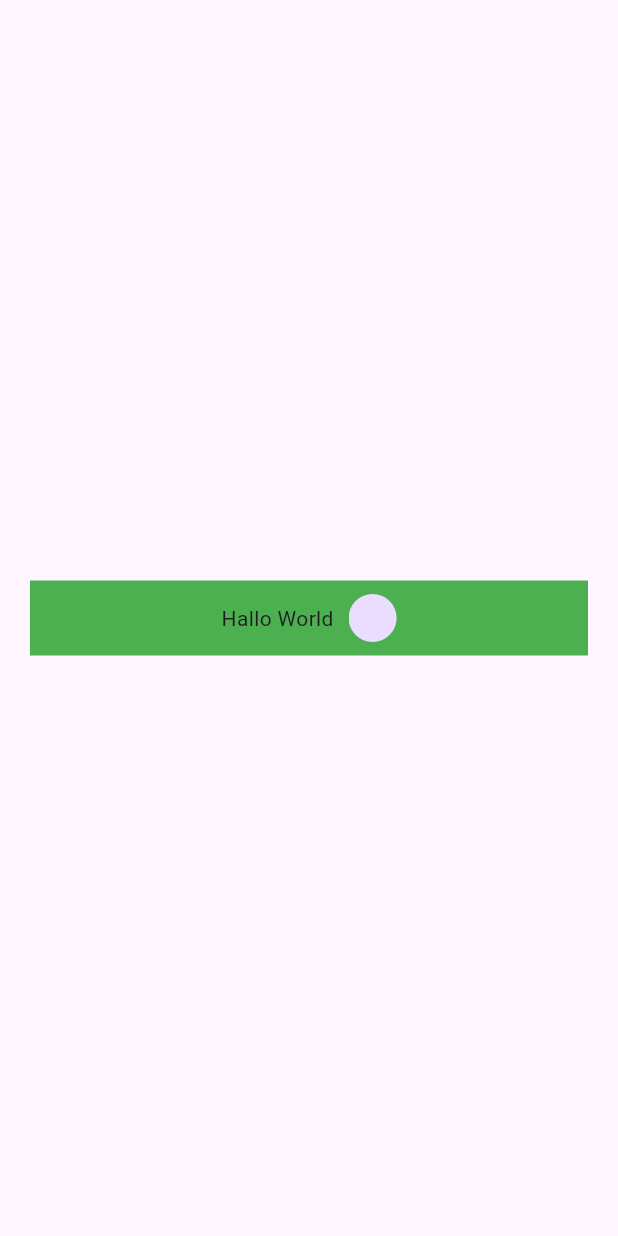
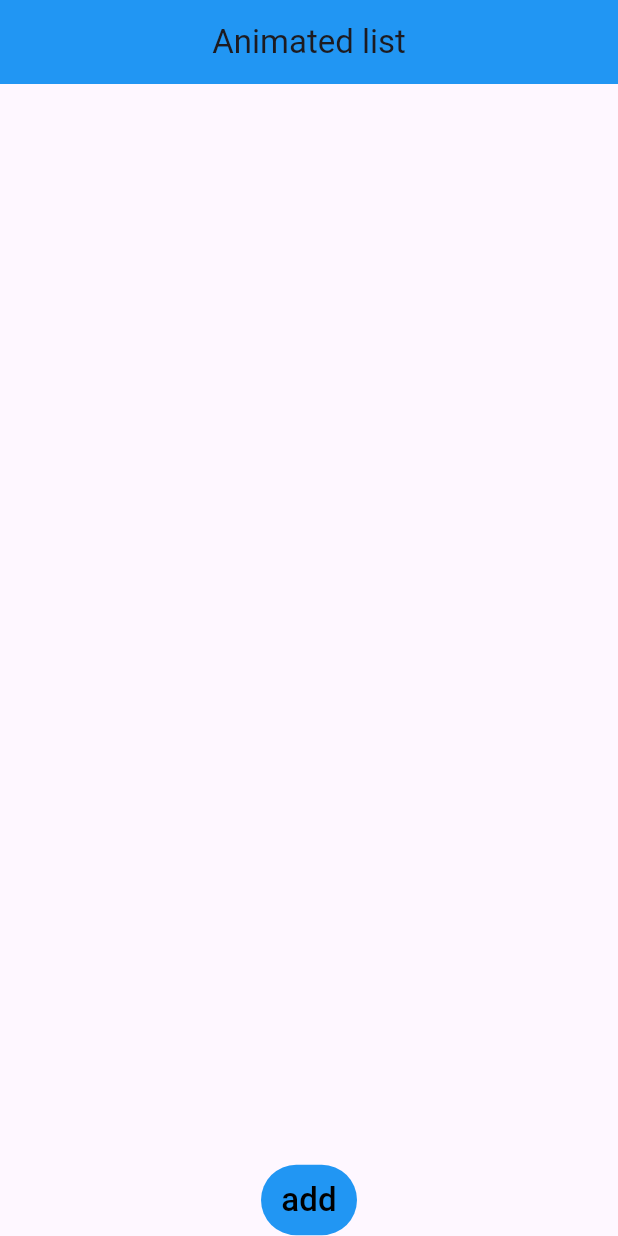
Before and after one commit to ramy23149/animation_testing, a Flutter app: the screen it shows after launch, on a phone screen of 412 x 824 dp. Run offline on Flutter 3.47's test engine with Material 3 defaults, Android fonts, the light colour scheme and no system bars.

Commit message:
using animated list view

```diff
--- a/lib/main.dart
+++ b/lib/main.dart
@@ -1,5 +1,5 @@
 import 'package:flutter/material.dart';
-import 'package:ramy_app/pages/login_page.dart';
+import 'package:ramy_app/pages/animated_list.dart';
 
 void main() {
   runApp(const Scholarchat());
--- /dev/null
+++ b/lib/pages/animated_list.dart
@@ -0,0 +1,117 @@
+import 'package:flutter/material.dart';
+
+class AnimationPage extends StatelessWidget {
+  const AnimationPage({super.key});
+
+  @override
+  Widget build(BuildContext context) {
+    return SafeArea(
+      child: Scaffold(
+        appBar: AppBar(
+          backgroundColor: Colors.blue,
+          title: const Text('Animated list'),
+          centerTitle: true,
+        ),
+        body: const CustomAnimadedList(),
+      ),
+    );
+  }
+}
+
+class CustomAnimadedList extends StatefulWidget {
+  const CustomAnimadedList({super.key});
+
+  @override
+  State<CustomAnimadedList> createState() => _CustomAnimadedListState();
+}
+
+class _CustomAnimadedListState extends State<CustomAnimadedList> {
+  List<int> items = [];
+  final GlobalKey<AnimatedListState> key = GlobalKey<AnimatedListState>();
+
+  ScrollController controller = ScrollController();
+
+  @override
+  Widget build(BuildContext context) {
+    return Column(
+      children: [
+        Expanded(
+          child: AnimatedList(
+              controller: controller,
+              key: key,
+              initialItemCount: items.length,
+              itemBuilder: (context, index, animation) {
+                return SizeTransition(
+                  sizeFactor: animation,
+                  child: AnimationCardItem(
+                    onDelete: () {
+                      deleteItem(index);
+                    },
+                    itemNumber: items[index],
+                  ),
+                );
+              }),
+        ),
+        TextButton(
+          style: TextButton.styleFrom(
+            backgroundColor: Colors.blue
+          ),
+          onPressed: () {
+            addItem(items.length +1);
+          },
+          child: const Text(
+            'add',
+            style: TextStyle(color: Colors.black, fontSize: 22),
+          ),
+        ),
+      ],
+    );
+  }
+
+  void addItem(int itemNumber) {
+    var index = items.length;
+    items.add(itemNumber);
+
+    key.currentState!.insertItem(index);
+    Future.delayed(const Duration(milliseconds: 300), () {
+      controller.animateTo(controller.position.maxScrollExtent,
+          duration: const Duration(milliseconds: 300), curve: Curves.easeIn);
+    });
+  }
+
+  void deleteItem(int index) {
+    final removedItem = items.removeAt(index);
+    key.currentState?.removeItem(index, (context, animation) {
+      return SlideTransition(
+        position: Tween<Offset>(
+          begin: const Offset(1, 0),
+          end: const Offset(0, 0),
+        ).animate(animation),
+        child: AnimationCardItem(itemNumber: removedItem, onDelete: () {}),
+      );
+    });
+  }
+}
+
+class AnimationCardItem extends StatelessWidget {
+  const AnimationCardItem(
+      {super.key, required this.itemNumber, required this.onDelete});
+  final int itemNumber;
+
+  final VoidCallback onDelete;
+  @override
+  Widget build(BuildContext context) {
+    return Card(
+      elevation: 10,
+      child: ListTile(
+        leading: const CircleAvatar(
+          backgroundColor: Colors.red,
+        ),
+        title: Text('item $itemNumber'),
+        subtitle: const Text('ramy on fire'),
+        trailing:
+            IconButton(onPressed: onDelete, icon: const Icon(Icons.delete)),
+      ),
+    );
+  }
+}
--- a/lib/pages/login_page.dart
+++ /dev/null
@@ -1,37 +0,0 @@
-import 'package:flutter/material.dart';
-
-class AnimationPage extends StatelessWidget {
-  const AnimationPage({super.key});
-
-  @override
-  Widget build(BuildContext context) {
-    return SafeArea(
-      child: Scaffold(
-        body: Expanded(
-          child: Column(
-            mainAxisAlignment: MainAxisAlignment.center,
-            children: [
-              Container(
-                  margin: const EdgeInsets.symmetric(horizontal: 20),
-                  height: 50,
-                  width: MediaQuery.of(context).size.width,
-                  color: Colors.green,
-                  child: const Row(
-                    mainAxisAlignment: MainAxisAlignment.center,
-                    children: [
-                      Text('Hallo World'),
-                      SizedBox(width: 10,),
-                      AnimatedCrossFade(
-                          firstChild: CircleAvatar(radius: 16,),
-                          secondChild: SizedBox(),
-                          crossFadeState: CrossFadeState.showFirst,
-                          duration: Duration(seconds: 1)),
-                    ],
-                  )),
-            ],
-          ),
-        ),
-      ),
-    );
-  }
-}
```
